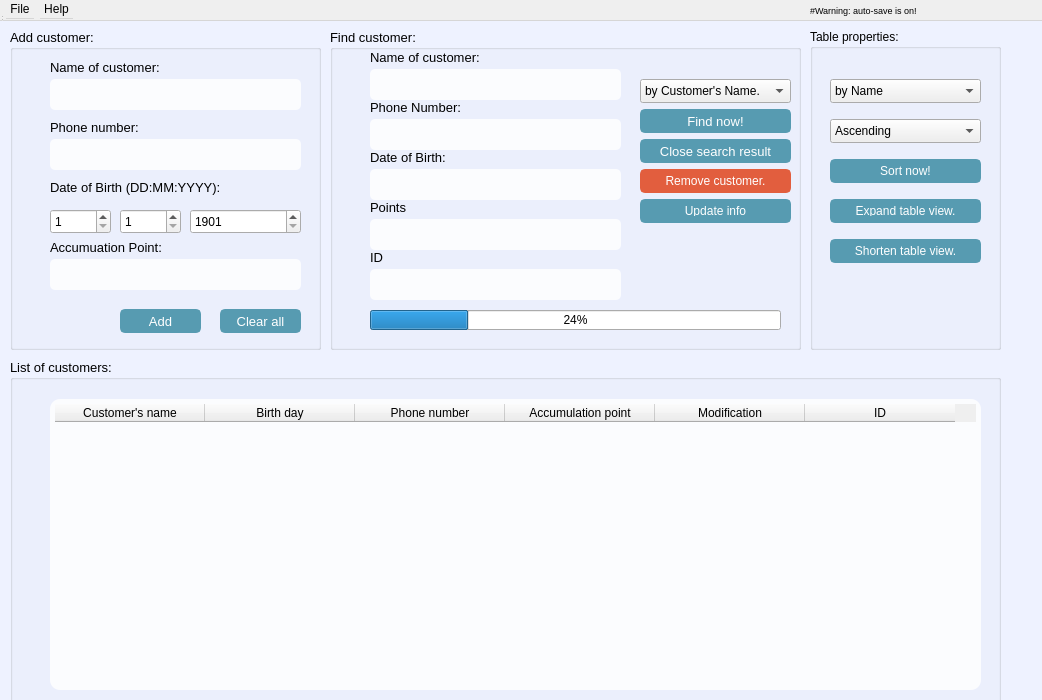
First picture: the form in MiniSuperMarketManagement/my_customer.ui, repository ngxx-fus/minisupermarket_management_proj, before the edit.
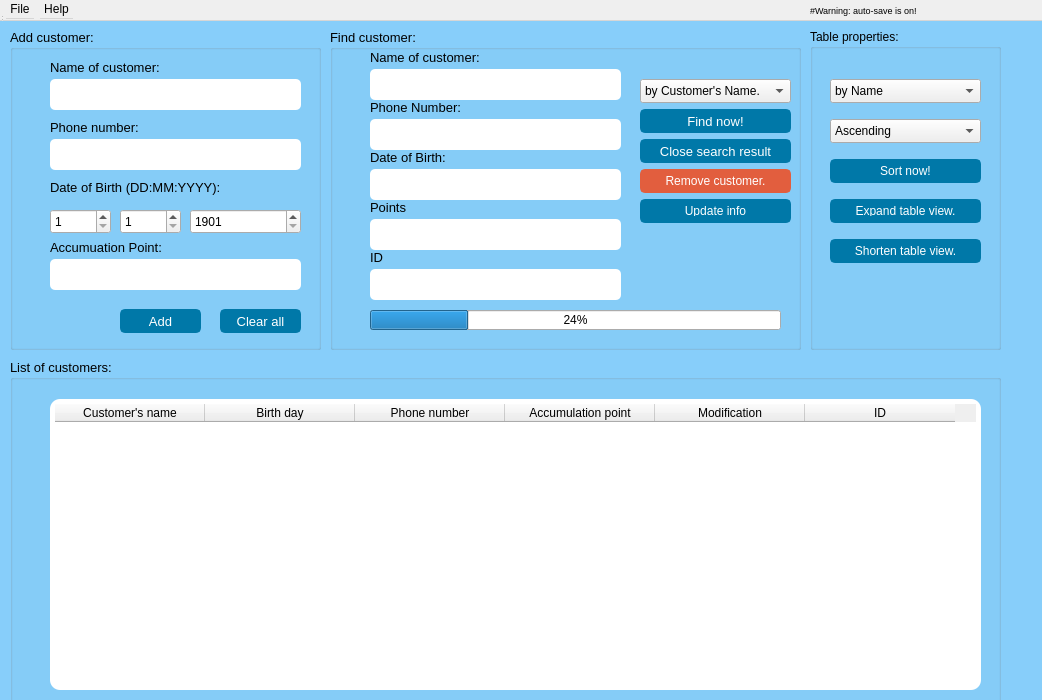
Second picture: the form after the edit. Icons and pictures are not drawn.

Commit message: 07.11.23 - đồng bộ cấu hình màu.

What changed in the file:
```diff
--- a/MiniSuperMarketManagement/my_customer.ui
+++ b/MiniSuperMarketManagement/my_customer.ui
@@ -17,9 +17,8 @@
    <string notr="true">
     QDialog#my_customer
     {
-    
-       background-color: #EEF2FF; /* Đặt màu nền 8472FF là trắng */
-        color: #ffffff; /* Đặt màu văn bản là màu đen */
+       background-color: #87CEFA; /* Đặt màu nền 8472FF là trắng */
+        color: #000000; /* Đặt màu văn bản là màu đen */
     }  
 
 
@@ -33,75 +32,79 @@
                    font-weight: bolder;
                    }
 QPushButton#pushButtonADD {
-                   background-color: #579BB1; 
+                   background-color: #0078A8; 
                     color: white;
-                    border: 2px solid #579BB1; 
+                    border: 2px solid #0078A8; 
                    border-radius: 5px; 
                    padding: 5px 10px;
                    font-weight: bolder;
                    }
 QPushButton#pushButtonCancel {
-                   background-color: #579BB1; 
+                   background-color: #0078A8; 
                     color: white;
-                    border: 2px solid #579BB1; 
+                    border: 2px solid #0078A8; 
                    border-radius: 5px; 
                    padding: 5px 10px;
-                  font-weight: bolder;
+                   font-weight: bolder;
                    }
 QPushButton#pushButton_CLOSE_SEARCH_RES{
-                   background-color: #579BB1; 
+                   background-color: #0078A8; 
                     color: white;
-                    border: 2px solid #579BB1; 
+                    border: 2px solid #0078A8; 
                    border-radius: 5px; 
                    padding: 5px 10px;
+                   font-weight: bolder;
 font-weight: bolder;
                    }
 QPushButton#pushButton_FIND{
-                   background-color: #579BB1; 
+                   background-color: #0078A8; 
                     color: white;
-                    border: 2px solid #579BB1; 
+                    border: 2px solid #0078A8; 
                    border-radius: 5px; 
                    padding: 5px 10px;
+                   font-weight: bolder;
 font-weight: bolder;
                    }
 QPushButton#pushButton__SORT{
-                   background-color: #579BB1; 
+                   background-color: #0078A8; 
                     color: white;
-                    border: 2px solid #579BB1; 
+                    border: 2px solid #0078A8; 
                    border-radius: 5px; 
                    padding: 5px 10px;
+                   font-weight: bolder;
 font-weight: bolder;
                    }
 QPushButton#pushButtonUpdateInfo{
-                   background-color: #579BB1; 
+                   background-color: #0078A8; 
                     color: white;
-                    border: 2px solid #579BB1; 
+                    border: 2px solid #0078A8; 
                    border-radius: 5px; 
                    padding: 5px 10px;
+                   font-weight: bolder;
 font-weight: bolder;
                    }
 QLineEdit#lineEdit_NAME_ADD{
-background-color: rgba(255, 255, 255, 0.8); /* Đặt màu nền là trắng */
+background-color:rgba(255, 255, 255, 1); /* Đặt màu nền là trắng */
     border-radius: 5px; /* Bo góc */
     padding: 5px; /* Đặt đệm */
     color: #000000; /* Đặt màu văn bản là màu đen */
 }
 QLineEdit#lineEdit_NUMPHONE_ADD{
-background-color: rgba(255, 255, 255, 0.8); /* Đặt màu nền là trắng */
+background-color:rgba(255, 255, 255, 1); /* Đặt màu nền là trắng */
     border-radius: 5px; /* Bo góc */
     padding: 5px; /* Đặt đệm */
     color: #000000; /* Đặt màu văn bản là màu đen */
 }                 
 QLineEdit#lineEdit_POINT_ADD{
 
-background-color: rgba(255, 255, 255, 0.8); /* Đặt màu nền là trắng */
+background-color:rgba(255, 255, 255, 1); /* Đặt màu nền là trắng */
     border-radius: 5px; /* Bo góc */
     padding: 5px; /* Đặt đệm */
     color: #000000; /* Đặt màu văn bản là màu đen */
 }      
 QLineEdit#lineEdit_DOB_FIND{
 
-background-color: rgba(255, 255, 255, 0.8); /* Đặt màu nền là trắng */
+background-color:rgba(255, 255, 255, 1); /* Đặt màu nền là trắng */
     border-radius: 5px; /* Bo góc */
     padding: 5px; /* Đặt đệm */
     color: #000000; /* Đặt màu văn bản là màu đen */
@@ -109,14 +112,14 @@
 }      
 QLineEdit#lineEdit_ID_FIND{
 
-background-color: rgba(255, 255, 255, 0.8); /* Đặt màu nền là trắng */
+background-color:rgba(255, 255, 255, 1); /* Đặt màu nền là trắng */
     border-radius: 5px; /* Bo góc */
     padding: 5px; /* Đặt đệm */
     color: #000000; /* Đặt màu văn bản là màu đen */
 }    
 QLineEdit#lineEdit_NAME_FIND{
 
-background-color: rgba(255, 255, 255, 0.8); /* Đặt màu nền là trắng */
+background-color:rgba(255, 255, 255, 1); /* Đặt màu nền là trắng */
     border-radius: 5px; /* Bo góc */
     padding: 5px; /* Đặt đệm */
     color: #000000; /* Đặt màu văn bản là màu đen */
@@ -124,7 +127,7 @@
 QLineEdit#lineEdit_NUMPHONE_FIND
 {
 
-background-color: rgba(255, 255, 255, 0.8); /* Đặt màu nền là trắng */
+background-color:rgba(255, 255, 255, 1); /* Đặt màu nền là trắng */
     border-radius: 5px; /* Bo góc */
     padding: 5px; /* Đặt đệm */
     color: #000000; /* Đặt màu văn bản là màu đen */
@@ -132,7 +135,7 @@
 QLineEdit#lineEdit_POINT_FIND
 {
 
-background-color: rgba(255, 255, 255, 0.8); /* Đặt màu nền là trắng */
+background-color:rgba(255, 255, 255, 1); /* Đặt màu nền là trắng */
     border-radius: 5px; /* Bo góc */
     padding: 5px; /* Đặt đệm */
     color: #000000; /* Đặt màu văn bản là màu đen */
@@ -141,7 +144,7 @@
 QTableWidget#tableWidget
 {
 
-   background-color: rgba(255, 255, 255, 0.8); /* Đặt màu nền là trắng */
+   background-color:rgba(255, 255, 255, 1); /* Đặt màu nền là trắng */
     border-radius: 10px; /* Bo góc */
     padding: 5px; /* Đặt đệm */
     color: #000000; /* Đặt màu văn bản là màu đen */
@@ -158,68 +161,70 @@
    </property>
    <property name="styleSheet">
     <string notr="true">QPushButton#pushButton {
-                   background-color: #164863; 
+                   background-color: #0078A8; 
                     color: white;
-                    border: 2px solid #164863; 
+                    border: 2px solid #0078A8; 
                    border-radius: 5px; 
                    padding: 5px 10px;
                    font-weight: bolder;
                    }
 QPushButton#pushButton_3 {
-                   background-color: #164863; 
+                   background-color: #0078A8; 
                     color: white;
-                    border: 2px solid #164863; 
+                    border: 2px solid #0078A8; 
                    border-radius: 5px; 
                    padding: 5px 10px;
-                  font-weight: bolder;
+                   font-weight: bolder;
                    }
 
 QPushButton#pushButton__LOAD_MORE {
-                   background-color: #164863; 
+                   background-color: #0078A8; 
                     color: white;
-                    border: 2px solid #164863; 
+                    border: 2px solid #0078A8; 
                    border-radius: 5px; 
                    padding: 5px 10px;
-                  font-weight: bolder;
+                   font-weight: bolder;
                    }
 QPushButton#pushButton_2{
-                   background-color: #579BB1; 
+                   background-color: #0078A8; 
                     color: white;
-                    border: 2px solid #579BB1; 
+                    border: 2px solid #0078A8; 
                    border-radius: 5px; 
                    padding: 5px 10px;
+                   font-weight: bolder;
 font-weight: bolder;
                    }
 QPushButton#pushButtonUpdateInfo{
-                   background-color: #579BB1; 
+                   background-color: #0078A8; 
                     color: white;
-                    border: 2px solid #579BB1; 
+                    border: 2px solid #0078A8; 
                    border-radius: 5px; 
                    padding: 5px 10px;
+                   font-weight: bolder;
 font-weight: bolder;
                    }
 QLineEdit#txtSearchID{
-background-color: rgba(255, 255, 255, 0.8); /* Đặt màu nền là trắng */
+background-color:rgba(255, 255, 255, 1); /* Đặt màu nền là trắng */
     border-radius: 5px; /* Bo góc */
     padding: 5px; /* Đặt đệm */
     color: #000000; /* Đặt màu văn bản là màu đen */
 }
 QLineEdit#txtID{
-background-color: rgba(255, 255, 255, 0.8); /* Đặt màu nền là trắng */
+background-color:rgba(255, 255, 255, 1); /* Đặt màu nền là trắng */
     border-radius: 5px; /* Bo góc */
     padding: 5px; /* Đặt đệm */
     color: #000000; /* Đặt màu văn bản là màu đen */
 }                 
 QLineEdit#txtName{
 
-background-color: rgba(255, 255, 255, 0.8); /* Đặt màu nền là trắng */
+background-color:rgba(255, 255, 255, 1); /* Đặt màu nền là trắng */
     border-radius: 5px; /* Bo góc */
     padding: 5px; /* Đặt đệm */
     color: #000000; /* Đặt màu văn bản là màu đen */
 }      
 QLineEdit#txtAmount{
 
-background-color: rgba(255, 255, 255, 0.8); /* Đặt màu nền là trắng */
+background-color:rgba(255, 255, 255, 1); /* Đặt màu nền là trắng */
     border-radius: 5px; /* Bo góc */
     padding: 5px; /* Đặt đệm */
     color: #000000; /* Đặt màu văn bản là màu đen */
@@ -227,14 +232,14 @@
 }      
 QLineEdit#txtPrice{
 
-background-color: rgba(255, 255, 255, 0.8); /* Đặt màu nền là trắng */
+background-color:rgba(255, 255, 255, 1); /* Đặt màu nền là trắng */
     border-radius: 5px; /* Bo góc */
     padding: 5px; /* Đặt đệm */
     color: #000000; /* Đặt màu văn bản là màu đen */
 }    
 QLineEdit#txtUpdateAmount{
 
-background-color: rgba(255, 255, 255, 0.8); /* Đặt màu nền là trắng */
+background-color:rgba(255, 255, 255, 1); /* Đặt màu nền là trắng */
     border-radius: 5px; /* Bo góc */
     padding: 5px; /* Đặt đệm */
     color: #000000; /* Đặt màu văn bản là màu đen */
@@ -242,7 +247,7 @@
 QLineEdit#txtSearch
 {
 
-background-color: rgba(255, 255, 255, 0.8); /* Đặt màu nền là trắng */
+background-color:rgba(255, 255, 255, 1); /* Đặt màu nền là trắng */
     border-radius: 5px; /* Bo góc */
     padding: 5px; /* Đặt đệm */
     color: #000000; /* Đặt màu văn bản là màu đen */
@@ -255,7 +260,7 @@
 QTableWidget#tableWidget
 {
 
-   background-color: rgba(255, 255, 255, 0.8); /* Đặt màu nền là trắng */
+   background-color:rgba(255, 255, 255, 1); /* Đặt màu nền là trắng */
     border-radius: 10px; /* Bo góc */
     padding: 5px; /* Đặt đệm */
     color: #000000; /* Đặt màu văn bản là màu đen */
@@ -393,81 +398,85 @@
 QPushButton#pushButton_RM_MOD {
                    background-color: #ff0000; 
                     color: white;
-                    border: 2px solid #66BFBF; 
+                    border: 2px solid #ff0000; 
                    border-radius: 5px; 
                    padding: 5px 10px;
                    font-weight: bolder;
                    }
 QPushButton#pushButtonADD {
-                   background-color: #579BB1; 
+                   background-color: #0078A8; 
                     color: white;
-                    border: 2px solid #579BB1; 
+                    border: 2px solid #0078A8; 
                    border-radius: 5px; 
                    padding: 5px 10px;
                    font-weight: bolder;
                    }
 QPushButton#pushButtonCancel {
-                   background-color: #579BB1; 
+                   background-color: #0078A8; 
                     color: white;
-                    border: 2px solid #579BB1; 
+                    border: 2px solid #0078A8; 
                    border-radius: 5px; 
                    padding: 5px 10px;
-                  font-weight: bolder;
+                   font-weight: bolder;
                    }
 QPushButton#pushButton_CLOSE_SEARCH_RES{
-                   background-color: #579BB1; 
+                   background-color: #0078A8; 
                     color: white;
-                    border: 2px solid #579BB1; 
+                    border: 2px solid #0078A8; 
                    border-radius: 5px; 
                    padding: 5px 10px;
+                   font-weight: bolder;
 font-weight: bolder;
                    }
 QPushButton#pushButton_FIND{
-                   background-color: #579BB1; 
+                   background-color: #0078A8; 
                     color: white;
-                    border: 2px solid #579BB1; 
+                    border: 2px solid #0078A8; 
                    border-radius: 5px; 
                    padding: 5px 10px;
+                   font-weight: bolder;
 font-weight: bolder;
                    }
 QPushButton#pushButton__SORT{
-                   background-color: #579BB1; 
+                   background-color: #0078A8; 
                     color: white;
-                    border: 2px solid #579BB1; 
+                    border: 2px solid #0078A8; 
                    border-radius: 5px; 
                    padding: 5px 10px;
+                   font-weight: bolder;
 font-weight: bolder;
                    }
 QPushButton#pushButtonUpdateInfo{
-                   background-color: #579BB1; 
+                   background-color: #0078A8; 
                     color: white;
-                    border: 2px solid #579BB1; 
+                    border: 2px solid #0078A8; 
                    border-radius: 5px; 
                    padding: 5px 10px;
+                   font-weight: bolder;
 font-weight: bolder;
                    }
 QLineEdit#lineEdit_NAME_ADD{
-background-color: rgba(255, 255, 255, 0.8); /* Đặt màu nền là trắng */
+background-color:rgba(255, 255, 255, 1); /* Đặt màu nền là trắng */
     border-radius: 5px; /* Bo góc */
     padding: 5px; /* Đặt đệm */
     color: #000000; /* Đặt màu văn bản là màu đen */
 }
 QLineEdit#lineEdit_NUMPHONE_ADD{
-background-color: rgba(255, 255, 255, 0.8); /* Đặt màu nền là trắng */
+background-color:rgba(255, 255, 255, 1); /* Đặt màu nền là trắng */
     border-radius: 5px; /* Bo góc */
     padding: 5px; /* Đặt đệm */
     color: #000000; /* Đặt màu văn bản là màu đen */
 }                 
 QLineEdit#lineEdit_POINT_ADD{
 
-background-color: rgba(255, 255, 255, 0.8); /* Đặt màu nền là trắng */
+background-color:rgba(255, 255, 255, 1); /* Đặt màu nền là trắng */
     border-radius: 5px; /* Bo góc */
     padding: 5px; /* Đặt đệm */
     color: #000000; /* Đặt màu văn bản là màu đen */
 }      
 QLineEdit#lineEdit_DOB_FIND{
 
-background-color: rgba(255, 255, 255, 0.8); /* Đặt màu nền là trắng */
+background-color:rgba(255, 255, 255, 1); /* Đặt màu nền là trắng */
     border-radius: 5px; /* Bo góc */
     padding: 5px; /* Đặt đệm */
     color: #000000; /* Đặt màu văn bản là màu đen */
@@ -475,14 +484,14 @@
 }      
 QLineEdit#lineEdit_ID_FIND{
 
-background-color: rgba(255, 255, 255, 0.8); /* Đặt màu nền là trắng */
+background-color:rgba(255, 255, 255, 1); /* Đặt màu nền là trắng */
     border-radius: 5px; /* Bo góc */
     padding: 5px; /* Đặt đệm */
     color: #000000; /* Đặt màu văn bản là màu đen */
 }    
 QLineEdit#lineEdit_NAME_FIND{
 
-background-color: rgba(255, 255, 255, 0.8); /* Đặt màu nền là trắng */
+background-color:rgba(255, 255, 255, 1); /* Đặt màu nền là trắng */
     border-radius: 5px; /* Bo góc */
     padding: 5px; /* Đặt đệm */
     color: #000000; /* Đặt màu văn bản là màu đen */
@@ -490,7 +499,7 @@
 QLineEdit#lineEdit_NUMPHONE_FIND
 {
 
-background-color: rgba(255, 255, 255, 0.8); /* Đặt màu nền là trắng */
+background-color:rgba(255, 255, 255, 1); /* Đặt màu nền là trắng */
     border-radius: 5px; /* Bo góc */
     padding: 5px; /* Đặt đệm */
     color: #000000; /* Đặt màu văn bản là màu đen */
@@ -498,7 +507,7 @@
 QLineEdit#lineEdit_POINT_FIND
 {
 
-background-color: rgba(255, 255, 255, 0.8); /* Đặt màu nền là trắng */
+background-color:rgba(255, 255, 255, 1); /* Đặt màu nền là trắng */
     border-radius: 5px; /* Bo góc */
     padding: 5px; /* Đặt đệm */
     color: #000000; /* Đặt màu văn bản là màu đen */
@@ -507,7 +516,7 @@
 QTableWidget#tableWidget
 {
 
-   background-color: rgba(255, 255, 255, 0.8); /* Đặt màu nền là trắng */
+   background-color: rgba(255, 255, 255, 1); /* Đặt màu nền là trắng */
     border-radius: 10px; /* Bo góc */
     padding: 5px; /* Đặt đệm */
     color: #000000; /* Đặt màu văn bản là màu đen */
@@ -968,75 +977,79 @@
                    font-weight: bolder;
                    }
 QPushButton#pushButtonADD {
-                   background-color: #579BB1; 
+                   background-color: #0078A8; 
                     color: white;
-                    border: 2px solid #579BB1; 
+                    border: 2px solid #0078A8; 
                    border-radius: 5px; 
                    padding: 5px 10px;
                    font-weight: bolder;
                    }
 QPushButton#pushButtonCancel {
-                   background-color: #579BB1; 
+                   background-color: #0078A8; 
                     color: white;
-                    border: 2px solid #579BB1; 
+                    border: 2px solid #0078A8; 
                    border-radius: 5px; 
                    padding: 5px 10px;
-                  font-weight: bolder;
+                   font-weight: bolder;
                    }
 QPushButton#pushButton_CLOSE_SEARCH_RES{
-                   background-color: #579BB1; 
+                   background-color: #0078A8; 
                     color: white;
-                    border: 2px solid #579BB1; 
+                    border: 2px solid #0078A8; 
                    border-radius: 5px; 
                    padding: 5px 10px;
+                   font-weight: bolder;
 font-weight: bolder;
                    }
 QPushButton#pushButton_FIND{
-                   background-color: #579BB1; 
+                   background-color: #0078A8; 
                     color: white;
-                    border: 2px solid #579BB1; 
+                    border: 2px solid #0078A8; 
                    border-radius: 5px; 
                    padding: 5px 10px;
+                   font-weight: bolder;
 font-weight: bolder;
                    }
 QPushButton#pushButton__SORT{
-                   background-color: #579BB1; 
+                   background-color: #0078A8; 
                     color: white;
-                    border: 2px solid #579BB1; 
+                    border: 2px solid #0078A8; 
                    border-radius: 5px; 
                    padding: 5px 10px;
+                   font-weight: bolder;
 font-weight: bolder;
                    }
 QPushButton#pushButtonUpdateInfo{
-                   background-color: #579BB1; 
+                   background-color: #0078A8; 
                     color: white;
-                    border: 2px solid #579BB1; 
+                    border: 2px solid #0078A8; 
                    border-radius: 5px; 
                    padding: 5px 10px;
+                   font-weight: bolder;
 font-weight: bolder;
                    }
 QLineEdit#lineEdit_NAME_ADD{
-background-color: rgba(255, 255, 255, 0.8); /* Đặt màu nền là trắng */
+background-color:rgba(255, 255, 255, 1); /* Đặt màu nền là trắng */
     border-radius: 5px; /* Bo góc */
     padding: 5px; /* Đặt đệm */
     color: #000000; /* Đặt màu văn bản là màu đen */
 }
 QLineEdit#lineEdit_NUMPHONE_ADD{
-background-color: rgba(255, 255, 255, 0.8); /* Đặt màu nền là trắng */
+background-color:rgba(255, 255, 255, 1); /* Đặt màu nền là trắng */
     border-radius: 5px; /* Bo góc */
     padding: 5px; /* Đặt đệm */
     color: #000000; /* Đặt màu văn bản là màu đen */
 }                 
 QLineEdit#lineEdit_POINT_ADD{
 
-background-color: rgba(255, 255, 255, 0.8); /* Đặt màu nền là trắng */
+background-color:rgba(255, 255, 255, 1); /* Đặt màu nền là trắng */
     border-radius: 5px; /* Bo góc */
     padding: 5px; /* Đặt đệm */
     color: #000000; /* Đặt màu văn bản là màu đen */
 }      
 QLineEdit#lineEdit_DOB_FIND{
 
-background-color: rgba(255, 255, 255, 0.8); /* Đặt màu nền là trắng */
+background-color:rgba(255, 255, 255, 1); /* Đặt màu nền là trắng */
     border-radius: 5px; /* Bo góc */
     padding: 5px; /* Đặt đệm */
     color: #000000; /* Đặt màu văn bản là màu đen */
@@ -1044,14 +1057,14 @@
 }      
 QLineEdit#lineEdit_ID_FIND{
 
-background-color: rgba(255, 255, 255, 0.8); /* Đặt màu nền là trắng */
+background-color:rgba(255, 255, 255, 1); /* Đặt màu nền là trắng */
     border-radius: 5px; /* Bo góc */
     padding: 5px; /* Đặt đệm */
     color: #000000; /* Đặt màu văn bản là màu đen */
 }    
 QLineEdit#lineEdit_NAME_FIND{
 
-background-color: rgba(255, 255, 255, 0.8); /* Đặt màu nền là trắng */
+background-color:rgba(255, 255, 255, 1); /* Đặt màu nền là trắng */
     border-radius: 5px; /* Bo góc */
     padding: 5px; /* Đặt đệm */
     color: #000000; /* Đặt màu văn bản là màu đen */
@@ -1059,7 +1072,7 @@
 QLineEdit#lineEdit_NUMPHONE_FIND
 {
 
-background-color: rgba(255, 255, 255, 0.8); /* Đặt màu nền là trắng */
+background-color:rgba(255, 255, 255, 1); /* Đặt màu nền là trắng */
     border-radius: 5px; /* Bo góc */
     padding: 5px; /* Đặt đệm */
     color: #000000; /* Đặt màu văn bản là màu đen */
@@ -1067,7 +1080,7 @@
 QLineEdit#lineEdit_POINT_FIND
 {
 
-background-color: rgba(255, 255, 255, 0.8); /* Đặt màu nền là trắng */
+background-color:rgba(255, 255, 255, 1); /* Đặt màu nền là trắng */
     border-radius: 5px; /* Bo góc */
     padding: 5px; /* Đặt đệm */
     color: #000000; /* Đặt màu văn bản là màu đen */
@@ -1076,7 +1089,7 @@
 QTableWidget#tableWidget
 {
 
-   background-color: rgba(255, 255, 255, 0.8); /* Đặt màu nền là trắng */
+   background-color:rgba(255, 255, 255, 1); /* Đặt màu nền là trắng */
     border-radius: 10px; /* Bo góc */
     padding: 5px; /* Đặt đệm */
     color: #000000; /* Đặt màu văn bản là màu đen */
@@ -1268,9 +1281,9 @@
      </property>
      <property name="styleSheet">
       <string notr="true">QPushButton#pushButton__LOAD_MORE {
-                   background-color: #579BB1; 
+                   background-color: #0078A8; 
                     color: white;
-                    border: 2px solid #579BB1; 
+                    border: 2px solid #0078A8; 
                    border-radius: 5px; 
                    padding: 5px 10px;
                    font-weight: bolder;
@@ -1291,9 +1304,9 @@
      </property>
      <property name="styleSheet">
       <string notr="true">QPushButton#pushButton__LOAD_LESS {
-                   background-color: #579BB1; 
+                   background-color: #0078A8; 
                     color: white;
-                    border: 2px solid #579BB1; 
+                    border: 2px solid #0078A8; 
                    border-radius: 5px; 
                    padding: 5px 10px;
                    font-weight: bolder;
```
The commit also changes 1 other file.
